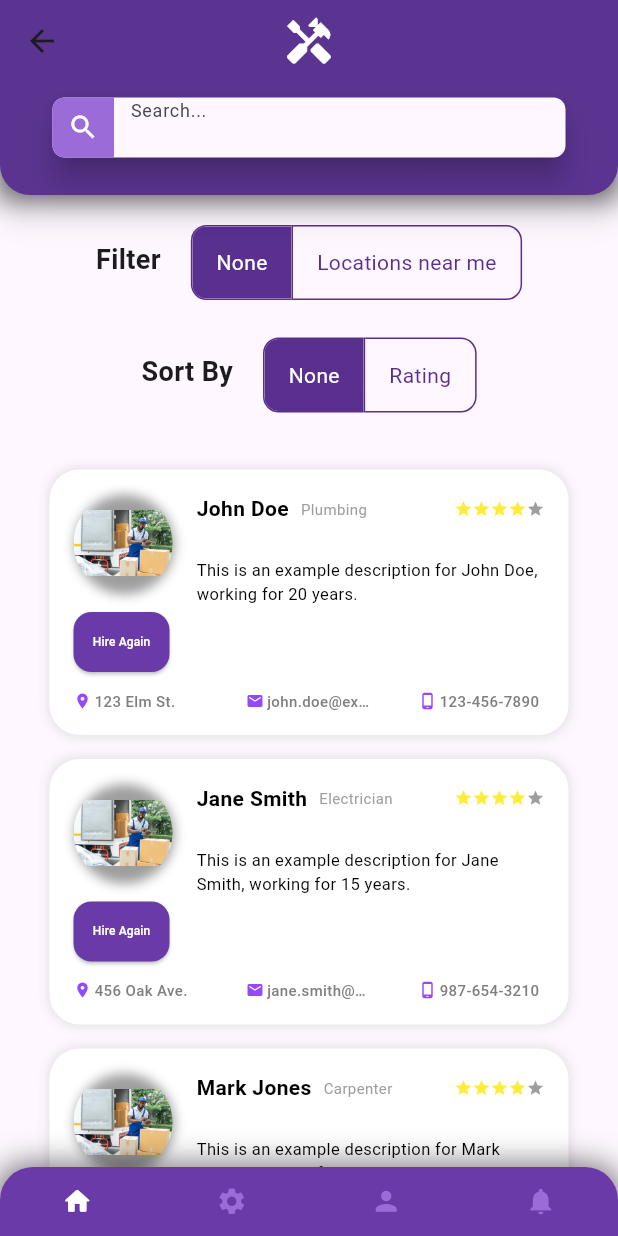
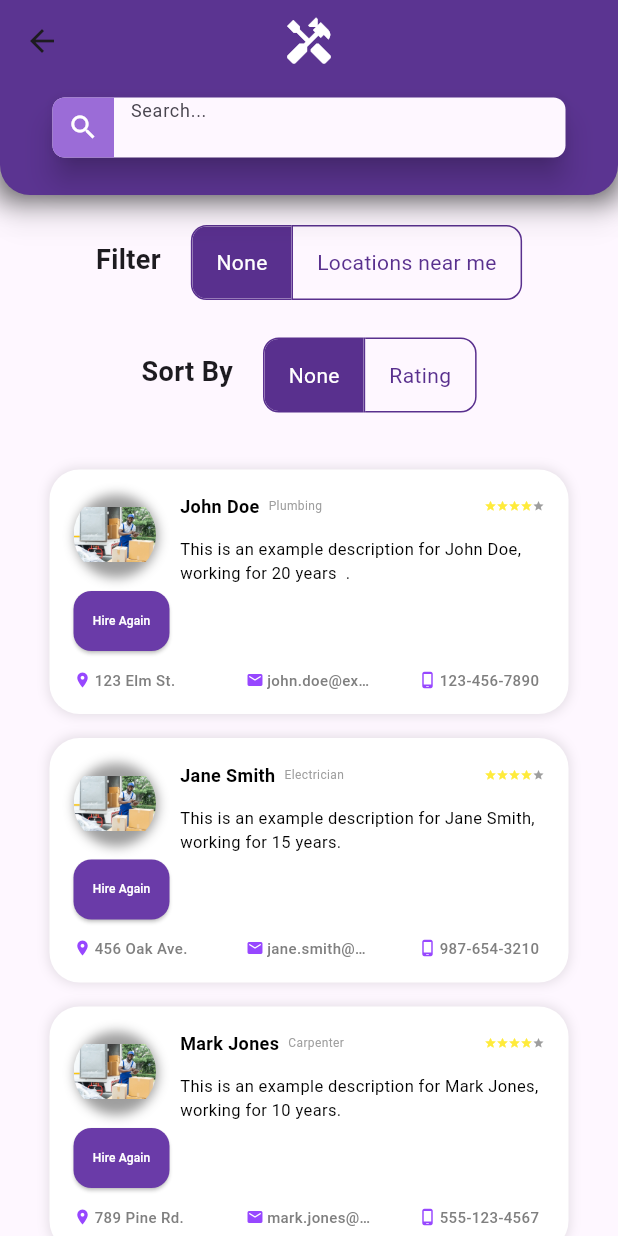
Before and after one commit to mhamad911/Fixit_App-1, a Flutter app: the CategoryPage screen opened directly with empty values, on a phone screen of 412 x 824 dp. Run offline on Flutter 3.47's test engine with Material 3 defaults, Android fonts, the phone set to English and light mode, and no system bars; our stand-ins replace google_fonts, image_picker, lottie; Roboto replaces fonts that are missing (Libre Caslon Text).

Commit message:
Reapply "dd"
This reverts commit bef483ea5994e13292a69f87470cfbc6fd02fb3d.

```diff
--- a/lib/GeneralComponents/Custom_Card_Widget.dart
+++ b/lib/GeneralComponents/Custom_Card_Widget.dart
@@ -64,8 +64,8 @@ class CustomCard extends StatelessWidget {
               children: [
                 // Profile Image
                 Container(
-                  width: 66,
-                  height: 66,
+                  width: 55,
+                  height: 55,
                   decoration: BoxDecoration(
                     shape: BoxShape.circle,
                     boxShadow: [
@@ -93,15 +93,15 @@ class CustomCard extends StatelessWidget {
                             name,
                             style: GoogleFonts.libreCaslonText(
                               fontWeight: FontWeight.bold,
-                              fontSize: 14,
+                              fontSize: 12,
                               color: Colors.black,
                             ),
                           ),
-                          SizedBox(width: 8),
+                          SizedBox(width: 6),
                           Text(
                             category,
                             style: GoogleFonts.libreCaslonText(
-                              fontSize: 10,
+                              fontSize: 8,
                               color: Colors.grey,
                             ),
                           ),
@@ -109,13 +109,13 @@ class CustomCard extends StatelessWidget {
                           // Stars in top right corner
                           Row(
                             children: List.generate(4, (index) {
-                              return Icon(Icons.star, color: Colors.yellow, size: 12);
-                            })..add(Icon(Icons.star, color: Colors.grey, size: 12)),
+                              return Icon(Icons.star, color: Colors.yellow, size: 8);
+                            })..add(Icon(Icons.star, color: Colors.grey, size: 8)),
                           ),
 
                         ],
                       ),
-                      SizedBox(height: 23),
+                      SizedBox(height: 12),
 
                       Row(
                         children: [
@@ -126,7 +126,7 @@ class CustomCard extends StatelessWidget {
                                 fontSize: 11,
                                 color: Colors.black,
                               ),
-                              maxLines: 2,
+                              maxLines: 4,
                               overflow: TextOverflow.ellipsis,
                             ),
                           ),
--- a/lib/Pages/Home_Owner/Input_onwer/Home_app/Category_Page/category_page.dart
+++ b/lib/Pages/Home_Owner/Input_onwer/Home_app/Category_Page/category_page.dart
@@ -8,6 +8,7 @@ import '../Category_Page/Category_Page_Components/Custom_Sorting_Text_B.dart';
 import '../../../../../GeneralComponents/Custom_Bottom_naf_Bar.dart';
 
 class CategoryPage extends StatefulWidget {
+
   final String email;
   final String number;
   final String name;
@@ -43,11 +44,12 @@ class _CategoryPageState extends State<CategoryPage> {
 
   @override
   Widget build(BuildContext context) {
+
 final List<CustomCard> exampleCards = [
       CustomCard(
         image: Image.asset('assets/2.png'),
         email: 'john.doe@example.com',
-        desc: 'This is an example description for John Doe, working for 20 years.',
+        desc: 'This is an example description for John Doe, working for 20 years  .',
         number: '123-456-7890',
         name: 'John Doe',
         category: 'Plumbing',
@@ -91,7 +93,6 @@ final List<CustomCard> exampleCards = [
   }
     return Scaffold(
       appBar: CustomAppBar(title: ''),
-      bottomNavigationBar: SnackBarBody(),
       resizeToAvoidBottomInset: false,
       body: Consumer<ContractorProvider>(
         builder: (context, contractorProvider, child) {
```
